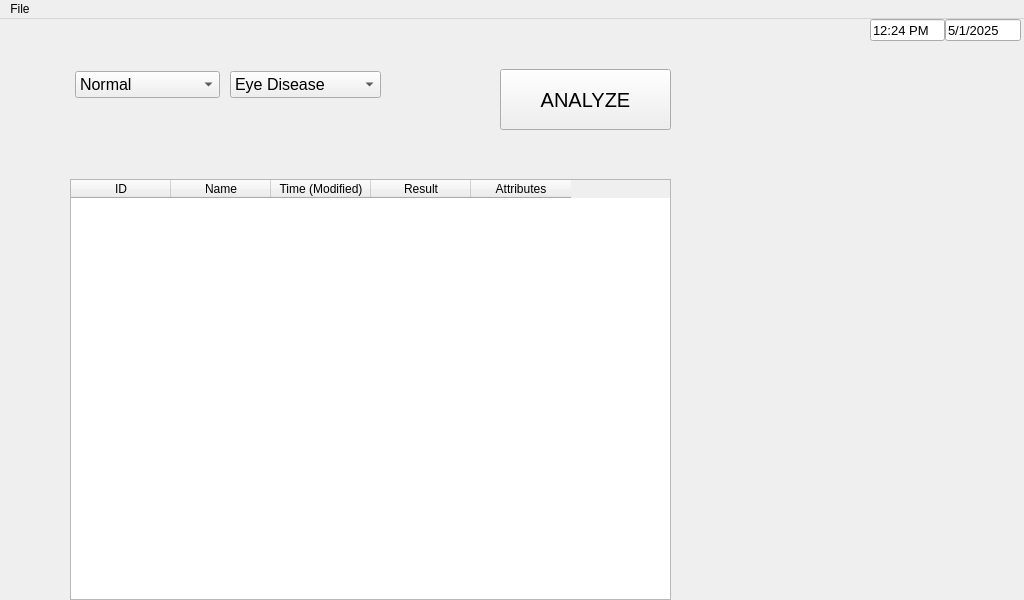
First picture: the form in UI/Eye.ui, repository JARVIS843/Portable-Medical-Console, before the edit.
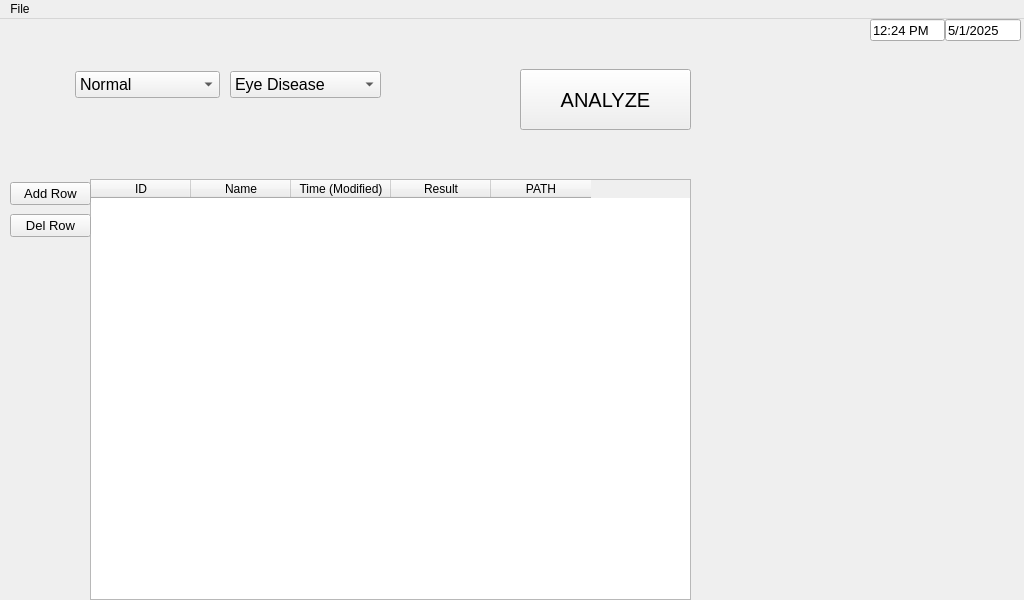
Second picture: the form after the edit.

```diff
--- a/UI/Eye.ui
+++ b/UI/Eye.ui
@@ -32,7 +32,7 @@
    <widget class="QPushButton" name="Analyze_Button">
     <property name="geometry">
      <rect>
-      <x>500</x>
+      <x>520</x>
       <y>50</y>
       <width>171</width>
       <height>61</height>
@@ -50,7 +50,7 @@
    <widget class="QTableWidget" name="Data_Table">
     <property name="geometry">
      <rect>
-      <x>70</x>
+      <x>90</x>
       <y>160</y>
       <width>601</width>
       <height>421</height>
@@ -87,7 +87,7 @@
     </column>
     <column>
      <property name="text">
-      <string>Attributes</string>
+      <string>PATH</string>
      </property>
     </column>
    </widget>
@@ -191,6 +191,42 @@
      </item>
     </layout>
    </widget>
+   <widget class="QWidget" name="layoutWidget_2">
+    <property name="geometry">
+     <rect>
+      <x>10</x>
+      <y>160</y>
+      <width>81</width>
+      <height>61</height>
+     </rect>
+    </property>
+    <layout class="QVBoxLayout" name="verticalLayout">
+     <item>
+      <widget class="QPushButton" name="addButton">
+       <property name="font">
+        <font>
+         <pointsize>10</pointsize>
+        </font>
+       </property>
+       <property name="text">
+        <string>Add Row</string>
+       </property>
+      </widget>
+     </item>
+     <item>
+      <widget class="QPushButton" name="delButton">
+       <property name="font">
+        <font>
+         <pointsize>10</pointsize>
+        </font>
+       </property>
+       <property name="text">
+        <string>Del Row</string>
+       </property>
+      </widget>
+     </item>
+    </layout>
+   </widget>
   </widget>
   <widget class="QMenuBar" name="menuBar">
    <property name="geometry">
```
Left out of the diff: 6 changed lines with no effect on the pictures.
